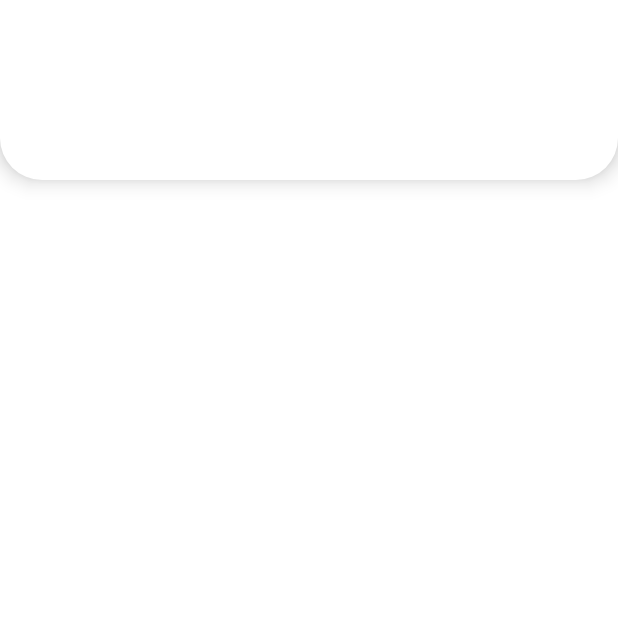
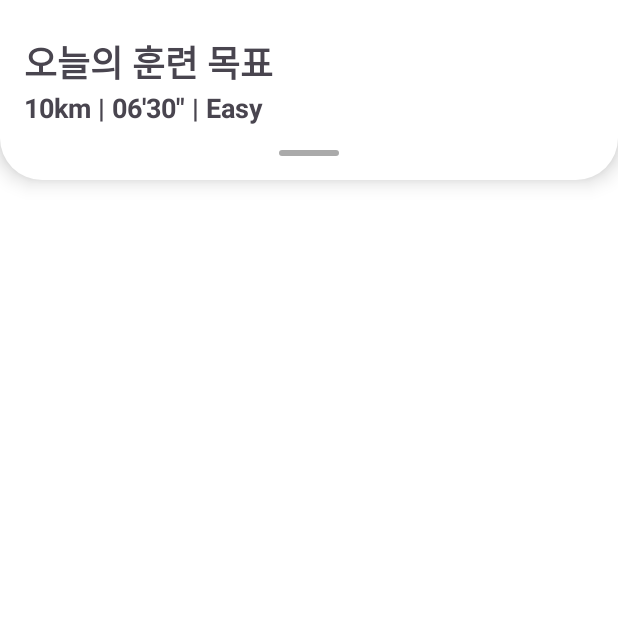
Before and after one commit to qkrwnstlr/pacemaker, an Android app: the screen it shows after launch (MainActivity), on a phone screen of 412 x 824 dp, the top half of it. Run offline under Robolectric (Android 15) with nearby library versions, the phone set to English and light mode, and no system bars; our stand-ins replace Timber.

Commit message:
[#S11P21S004-179] [FE] feat: top sheet onViewReleased 구현

```diff
--- a/android/presentation/src/main/java/com/ssafy/presentation/homeUI/HomeFragment.kt
+++ b/android/presentation/src/main/java/com/ssafy/presentation/homeUI/HomeFragment.kt
@@ -1,12 +1,12 @@
 package com.ssafy.presentation.homeUI
 
 import android.os.Bundle
-import android.util.Log
 import android.view.LayoutInflater
 import android.view.View
 import android.view.ViewGroup
 import android.widget.LinearLayout
 import android.widget.TextView
+import androidx.constraintlayout.widget.ConstraintLayout
 import androidx.fragment.app.viewModels
 import androidx.lifecycle.Lifecycle
 import androidx.lifecycle.lifecycleScope
@@ -20,15 +20,13 @@
 import com.ssafy.presentation.R
 import com.ssafy.presentation.core.BaseFragment
 import com.ssafy.presentation.databinding.FragmentHomeBinding
-import com.ssafy.presentation.loginUI.join.JoinRegisterViewModel
 import kotlinx.coroutines.CoroutineScope
 import kotlinx.coroutines.launch
 
-
 class HomeFragment : BaseFragment<FragmentHomeBinding>(FragmentHomeBinding::inflate),
   OnMapReadyCallback {
-  private lateinit var topSheetBehavior: TopSheetBehavior<LinearLayout>
-  private val topSheetLayout by lazy { view?.findViewById<LinearLayout>(R.id.top_sheet_layout) }
+  private lateinit var topSheetBehavior: TopSheetBehavior<ConstraintLayout>
+  private val topSheetLayout by lazy { view?.findViewById<ConstraintLayout>(R.id.top_sheet_layout) }
   private val topSheetBodyLayout by lazy { topSheetLayout?.findViewById<LinearLayout>(R.id.top_sheet_body) }
 
   private val viewModel: HomeViewModel by viewModels()
@@ -55,58 +53,44 @@
 
   override fun onViewCreated(view: View, savedInstanceState: Bundle?) {
     super.onViewCreated(view, savedInstanceState)
-    topSheetBehavior = TopSheetBehavior.from(topSheetLayout!!)
-    topSheetBehavior.setHideable(false)
-    topSheetBehavior.setHalfable(true)
     topSheetBodyLayout?.visibility = View.GONE
+
+    topSheetBehavior = TopSheetBehavior.from(topSheetLayout!!).apply {
+      setHideable(false)
+      setHalfable(true)
+      setHalfHeight(1000)
+    }
 
     topSheetBehavior.setTopSheetCallback(object : TopSheetBehavior.TopSheetCallback() {
       override fun onStateChanged(topSheet: View, newState: Int) {
         when (newState) {
-          // 사용자가 BottomSheet를 위나 아래로 드래그 중인 상태
           TopSheetBehavior.STATE_DRAGGING -> {
-//            topSheetBodyLayout?.visibility = View.VISIBLE
+            topSheetBodyLayout?.visibility = View.VISIBLE
           }
 
-          // 드래그 동작 후 BottomSheet가 특정 높이로 고정될 때의 상태
-          // SETTLING 후 EXPANDED, SETTLING 후 COLLAPSED, SETTLING 후 HIDDEN
           TopSheetBehavior.STATE_SETTLING -> {}
 
           // 최대 높이로 보이는 상태
-          TopSheetBehavior.STATE_EXPANDED -> {}
+          TopSheetBehavior.STATE_EXPANDED -> {
+            topSheetBodyLayout?.visibility = View.VISIBLE
+            // TODO : Plan UI로 옮기기
+          }
 
           // peek 높이 만큼 보이는 상태
           TopSheetBehavior.STATE_COLLAPSED -> {
-//            topSheetBodyLayout?.visibility = View.GONE
+            topSheetBodyLayout?.visibility = View.GONE
           }
 
           TopSheetBehavior.STATE_HALF_EXPANDED -> {
-            Log.d("HomeFragment", "TopSheetBehavior.STATE_HALF_EXPANDED")
+            topSheetBodyLayout?.visibility = View.VISIBLE
           }
+
+          TopSheetBehavior.STATE_HIDDEN -> {}
         }
       }
 
-      var oldOffset = -1f
       override fun onSlide(topSheet: View, slideOffset: Float) {
-//        if (oldOffset > slideOffset) {
-//          topSheetBodyLayout?.visibility = View.GONE
-//        }
 
-        val upperState = if (oldOffset > slideOffset) 0.77 else 0.66
-        val lowerState = if (oldOffset > slideOffset) 0.33 else 0.22
-        if (topSheetBehavior.state == TopSheetBehavior.STATE_SETTLING ) {
-          if(slideOffset >= upperState){
-            topSheetBehavior.state = TopSheetBehavior.STATE_EXPANDED
-          }
-          if(slideOffset > lowerState && slideOffset < upperState){
-            topSheetBehavior.state = TopSheetBehavior.STATE_HALF_EXPANDED
-          }
-          if(slideOffset <= lowerState){
-            topSheetBehavior.state = TopSheetBehavior.STATE_COLLAPSED
-          }
-        }
-
-        oldOffset = slideOffset
       }
     })
 
--- a/android/presentation/src/main/res/layout/top_sheet.xml
+++ b/android/presentation/src/main/res/layout/top_sheet.xml
@@ -1,5 +1,5 @@
 <?xml version="1.0" encoding="utf-8"?>
-<LinearLayout xmlns:android="http://schemas.android.com/apk/res/android"
+<androidx.constraintlayout.widget.ConstraintLayout xmlns:android="http://schemas.android.com/apk/res/android"
     xmlns:app="http://schemas.android.com/apk/res-auto"
     android:id="@+id/top_sheet_layout"
     android:layout_width="match_parent"
@@ -18,7 +18,11 @@
         android:id="@+id/top_sheet_title"
         android:layout_width="match_parent"
         android:layout_height="wrap_content"
-        android:orientation="vertical">
+        android:layout_marginBottom="@dimen/padding_16"
+        android:orientation="vertical"
+        app:layout_constraintBottom_toTopOf="@+id/top_sheet_body"
+        app:layout_constraintEnd_toEndOf="parent"
+        app:layout_constraintStart_toStartOf="parent">
 
         <TextView
             style="@style/XLargeText"
@@ -37,14 +41,22 @@
         android:id="@+id/top_sheet_body"
         android:layout_width="match_parent"
         android:layout_height="wrap_content"
-        android:orientation="vertical">
+        android:orientation="vertical"
+        app:layout_constraintBottom_toBottomOf="@+id/top_sheet_handle"
+        app:layout_constraintBottom_toTopOf="@+id/top_sheet_handle"
+        app:layout_constraintEnd_toEndOf="parent"
+        app:layout_constraintStart_toStartOf="parent">
         <!-- TODO : Add Layout Here -->
     </LinearLayout>
 
     <View
+        android:id="@+id/top_sheet_handle"
         android:layout_width="40dp"
         android:layout_height="4dp"
         android:layout_gravity="center"
-        android:layout_marginTop="@dimen/margin_30"
-        android:background="@drawable/top_sheet_control_bar" />
-</LinearLayout>
+        android:layout_marginTop="@dimen/padding_16"
+        android:background="@drawable/top_sheet_control_bar"
+        app:layout_constraintBottom_toBottomOf="parent"
+        app:layout_constraintEnd_toEndOf="parent"
+        app:layout_constraintStart_toStartOf="parent" />
+</androidx.constraintlayout.widget.ConstraintLayout>
```
Also changed, not shown: android/presentation/src/main/java/com/ssafy/presentation/homeUI/TopSheetBehavior.java (+46 -1 lines).
